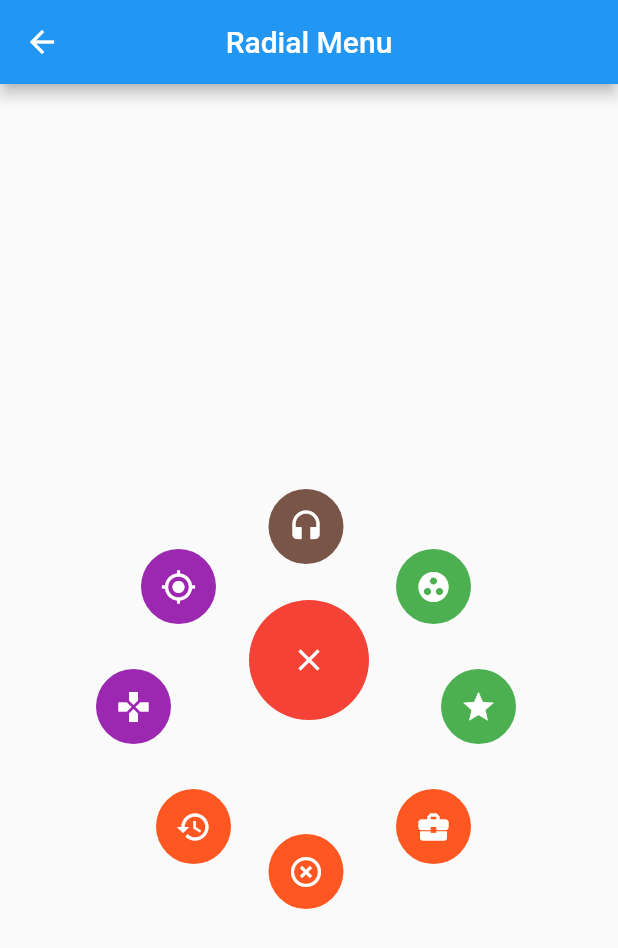
After one commit to WilliamDavid97/FlutterTest, a Flutter app: the Animation4 screen opened directly, on a phone screen of 412 x 824 dp. The commit adds this screen. Shown: the top 948 px of the screen. Run offline on Flutter 3.47's test engine with Material 2 defaults, Android fonts, the phone set to English and light mode, and no system bars; our stand-ins replace cached_network_image, carousel_pro, carousel_slider, flutter_rating, image_picker, pull_to_refresh; missing offline and left inert: radial_button; network calls fail.

Commit message:
12-12 animation test

```diff
--- a/lib/animation/animation1.dart
+++ b/lib/animation/animation1.dart
@@ -75,7 +75,7 @@ class _AnimationTestState extends State<AnimationTest>
                       child: Column(
                         children: <Widget>[
                           Text('Loading ......'),
-                          Text(animation.value,
+                          Text(animation.value.toString(),
                               style: TextStyle(fontSize: 40.0))
                         ],
                       ),
--- /dev/null
+++ b/lib/animation/animation4.dart
@@ -0,0 +1,187 @@
+import 'package:flutter/material.dart';
+
+class Animation4 extends StatefulWidget {
+  @override
+  _Animation4State createState() => _Animation4State();
+}
+
+class _Animation4State extends State<Animation4> {
+  bool opened = false;
+  @override
+  Widget build(BuildContext context) {
+    return Scaffold(
+      appBar: AppBar(
+        title: Text("Radial Menu"),
+        centerTitle: true,
+      ),
+      body: Stack(
+        children: <Widget>[
+          AnimatedPositioned(
+              duration: Duration(milliseconds: 300),
+              left: opened
+                  ? MediaQuery.of(context).size.width / 2 - 40.0
+                  : MediaQuery.of(context).size.width / 2 - 150.0,
+              top: (MediaQuery.of(context).size.height / 2) - 30.0,
+              child: _buildOption(
+                  Icon(Icons.games, color: Colors.white), Colors.purple)),
+          AnimatedPositioned(
+              duration: Duration(milliseconds: 300),
+              left: opened
+                  ? MediaQuery.of(context).size.width / 2 - 40.0
+                  : (MediaQuery.of(context).size.width / 2) - 120.0,
+              top: opened
+                  ? (MediaQuery.of(context).size.height / 2) - 40.0
+                  : (MediaQuery.of(context).size.height / 2) - 110.0,
+              child: _buildOption(
+                  Icon(Icons.gps_fixed, color: Colors.white), Colors.purple)),
+          AnimatedPositioned(
+              duration: Duration(milliseconds: 300),
+              left: opened
+                  ? MediaQuery.of(context).size.width / 2 - 40.0
+                  : (MediaQuery.of(context).size.width / 2) + 80.0,
+              top: (MediaQuery.of(context).size.height / 2) - 30.0,
+              child: _buildOption(
+                  Icon(Icons.grade, color: Colors.white), Colors.green)),
+          AnimatedPositioned(
+              duration: Duration(milliseconds: 300),
+              left: opened
+                  ? MediaQuery.of(context).size.width / 2 - 40.0
+                  : (MediaQuery.of(context).size.width / 2) + 50.0,
+              top: opened
+                  ? (MediaQuery.of(context).size.height / 2) - 40.0
+                  : (MediaQuery.of(context).size.height / 2) - 110.0,
+              child: _buildOption(
+                  Icon(Icons.group_work, color: Colors.white), Colors.green)),
+          AnimatedPositioned(
+              duration: Duration(milliseconds: 300),
+              left: MediaQuery.of(context).size.width / 2 - 35.0,
+              top: opened
+                  ? (MediaQuery.of(context).size.height / 2) - 40.0
+                  : (MediaQuery.of(context).size.height / 2) - 150.0,
+              child: _buildOption(
+                  Icon(Icons.headset, color: Colors.white), Colors.brown)),
+          AnimatedPositioned(
+              duration: Duration(milliseconds: 300),
+              left: MediaQuery.of(context).size.width / 2 - 35.0,
+              top: opened
+                  ? (MediaQuery.of(context).size.height / 2) - 40.0
+                  : (MediaQuery.of(context).size.height / 2) + 80.0,
+              child: _buildOption(
+                  Icon(Icons.highlight_off, color: Colors.white),
+                  Colors.deepOrange)),
+          AnimatedPositioned(
+              duration: Duration(milliseconds: 300),
+              left: opened
+                  ? MediaQuery.of(context).size.width / 2 - 40.0
+                  : MediaQuery.of(context).size.width / 2 - 110.0,
+              top: opened
+                  ? (MediaQuery.of(context).size.height / 2) - 40.0
+                  : (MediaQuery.of(context).size.height / 2) + 50.0,
+              child: _buildOption(
+                  Icon(Icons.history, color: Colors.white), Colors.deepOrange)),
+          AnimatedPositioned(
+              duration: Duration(milliseconds: 300),
+              left: opened
+                  ? MediaQuery.of(context).size.width / 2 - 40.0
+                  : MediaQuery.of(context).size.width / 2 + 50.0,
+              top: opened
+                  ? (MediaQuery.of(context).size.height / 2) - 40.0
+                  : (MediaQuery.of(context).size.height / 2) + 50.0,
+              child: _buildOption(
+                  Icon(Icons.business_center, color: Colors.white),
+                  Colors.deepOrange)),
+          Align(
+            alignment: Alignment.center,
+            child: AnimatedSwitcher(
+              duration: Duration(milliseconds: 300),
+              transitionBuilder: (Widget child, Animation<double> animation) {
+                return ScaleTransition(child: child, scale: animation);
+              },
+              child: opened
+                  ? InkWell(
+                      key: UniqueKey(),
+                      child: Padding(
+                        padding: EdgeInsets.all(8.0),
+                        child: Container(
+                          height: 80.0,
+                          width: 80.0,
+                          decoration: BoxDecoration(
+                              borderRadius: BorderRadius.circular(40.0),
+                              color: Colors.blue),
+                          child: Center(
+                            child: Icon(
+                              Icons.home,
+                              color: Colors.white,
+                            ),
+                          ),
+                        ),
+                      ),
+                      onTap: () {
+                        setState(() {
+                          opened = false;
+                        });
+                      },
+                    )
+                  : InkWell(
+                      key: UniqueKey(),
+                      child: Padding(
+                        padding: EdgeInsets.all(8.0),
+                        child: Container(
+                          height: 80.0,
+                          width: 80.0,
+                          decoration: BoxDecoration(
+                              borderRadius: BorderRadius.circular(40.0),
+                              color: Colors.red),
+                          child: Center(
+                            child: Icon(
+                              Icons.close,
+                              color: Colors.white,
+                            ),
+                          ),
+                        ),
+                      ),
+                      onTap: () {
+                        setState(() {
+                          opened = true;
+                        });
+                      },
+                    ),
+            ),
+          )
+        ],
+      ),
+    );
+  }
+
+  Widget _buildOption(Icon icon, Color iconColor) {
+    return AnimatedSwitcher(
+      duration: Duration(milliseconds: 500),
+      transitionBuilder: (Widget child, Animation animation) {
+        return RotationTransition(
+          child: child,
+          turns: animation,
+        );
+      },
+      child: InkWell(
+        key: UniqueKey(),
+        child: Padding(
+          padding: EdgeInsets.all(8.0),
+          child: Container(
+            height: 50.0,
+            width: 50.0,
+            decoration: BoxDecoration(
+                borderRadius: BorderRadius.circular(40.0), color: iconColor),
+            child: Center(
+              child: icon,
+            ),
+          ),
+        ),
+        onTap: () {
+          setState(() {
+            opened = false;
+          });
+        },
+      ),
+    );
+  }
+}
--- a/lib/main.dart
+++ b/lib/main.dart
@@ -66,7 +66,7 @@ class _HomePageState extends State<HomePage>
           ImageSlider(),
           MainPokemon(),
           FirstPage(),
-          AnimationTest(),
+          DetailPage(),
         ],
       ),
     );
--- a/pubspec.yaml
+++ b/pubspec.yaml
@@ -32,6 +32,7 @@ dependencies:
   carousel_slider: ^1.3.1
   dio: ^3.0.7
   image_picker: ^0.6.2+2
+  radial_button: ^0.1.4
 
 dev_dependencies:
   flutter_test:
```
Also changed, not shown: lib/animation/animation2.dart (added, +98 -0 lines), lib/animation/animation3.dart (added, +73 -0 lines), lib/animation/redial_button.dart (added, +59 -0 lines), lib/image_slider.dart (+48 -1 lines), pubspec.lock, 1 other file.
